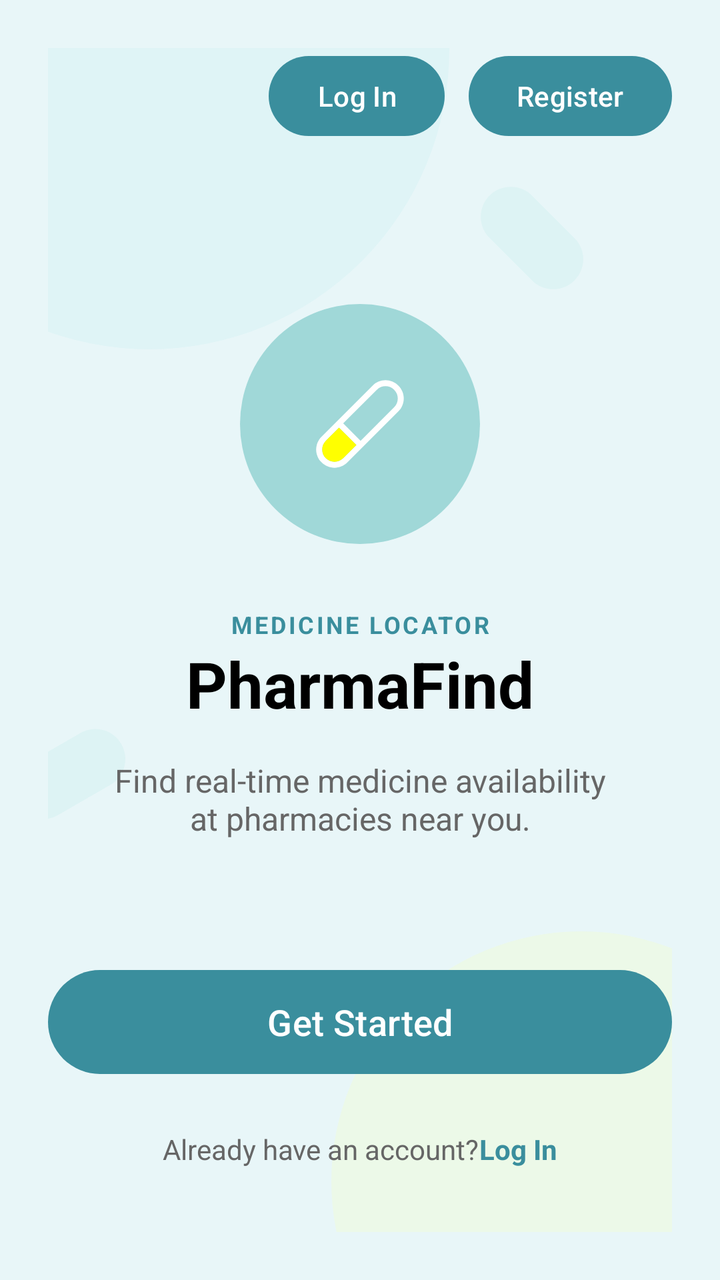
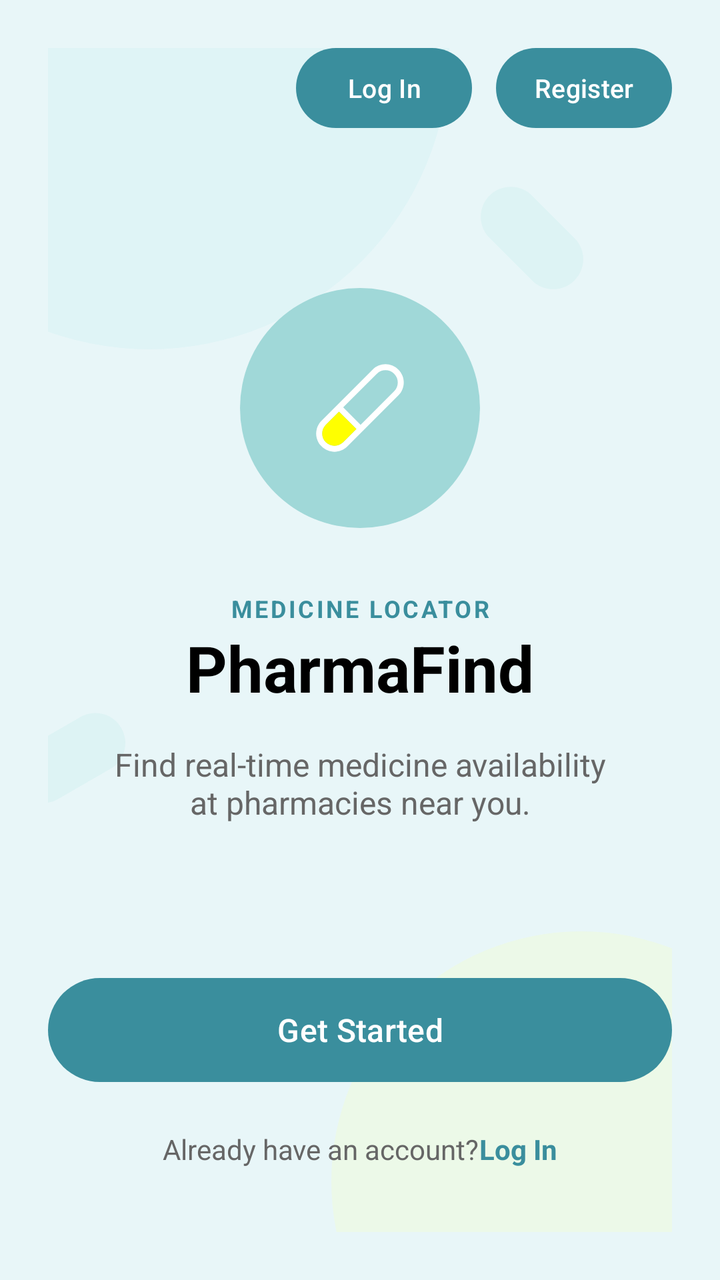

The first picture is an Android layout as it rendered before a commit; the second is the same layout after the commit. The layout source and the unified diff follow.
<!-- AndroidManifest.xml: application theme Theme.PharmaFind -->
<!-- res/layout/activity_main.xml -->
<?xml version="1.0" encoding="utf-8"?>
<androidx.constraintlayout.widget.ConstraintLayout xmlns:android="http://schemas.android.com/apk/res/android"
    xmlns:app="http://schemas.android.com/apk/res-auto"
    xmlns:tools="http://schemas.android.com/tools"
    android:id="@+id/main"
    android:layout_width="match_parent"
    android:layout_height="match_parent"
    android:background="@color/background_light"
    android:padding="24dp"
    tools:context=".MainActivity">

    

    <View
        android:layout_width="300dp"
        android:layout_height="300dp"
        android:background="@drawable/circle_background"
        android:backgroundTint="#DFF4F6"
        android:layout_marginTop="-150dp"
        android:layout_marginStart="-100dp"
        app:layout_constraintTop_toTopOf="parent"
        app:layout_constraintStart_toStartOf="parent" />
    <View
        android:layout_width="250dp"
        android:layout_height="250dp"
        android:background="@drawable/circle_background"
        android:backgroundTint="#ECF9E8"
        android:layout_marginBottom="-100dp"
        android:layout_marginEnd="-80dp"
        app:layout_constraintBottom_toBottomOf="parent"
        app:layout_constraintEnd_toEndOf="parent" />

    <ImageView
        android:layout_width="60dp"
        android:layout_height="30dp"
        android:layout_marginTop="80dp"
        android:layout_marginEnd="40dp"
        android:rotation="45"
        android:src="@drawable/decorative_pill"
        android:alpha="0.5"
        android:contentDescription="@null"
        app:layout_constraintTop_toTopOf="parent"
        app:layout_constraintEnd_toEndOf="parent" />

    <ImageView
        android:layout_width="60dp"
        android:layout_height="30dp"
        android:layout_marginTop="100dp"
        android:layout_marginStart="-20dp"
        android:rotation="-30"
        android:src="@drawable/decorative_pill"
        android:alpha="0.5"
        android:contentDescription="@null"
        app:layout_constraintTop_toBottomOf="@id/ivLogo"
        app:layout_constraintStart_toStartOf="parent" />

    
    <com.google.android.material.button.MaterialButton
        android:id="@+id/btnRegister"
        android:layout_width="wrap_content"
        android:layout_height="wrap_content"
        android:text="@string/register"
        android:textAllCaps="false"
        android:textColor="@color/white"
        app:cornerRadius="20dp"
        app:backgroundTint="@color/primary_teal"
        app:layout_constraintTop_toTopOf="parent"
        app:layout_constraintEnd_toEndOf="parent" />

    <com.google.android.material.button.MaterialButton
        android:id="@+id/btnLoginTop"
        android:layout_width="wrap_content"
        android:layout_height="wrap_content"
        android:text="@string/log_in"
        android:textAllCaps="false"
        android:textColor="@color/white"
        android:layout_marginEnd="12dp"
        app:cornerRadius="20dp"
        app:backgroundTint="@color/primary_teal"
        app:layout_constraintTop_toTopOf="@+id/btnRegister"
        app:layout_constraintBottom_toBottomOf="@+id/btnRegister"
        app:layout_constraintEnd_toStartOf="@+id/btnRegister" />

    
    <ImageView
        android:id="@+id/ivLogo"
        android:layout_width="120dp"
        android:layout_height="120dp"
        android:layout_marginTop="80dp"
        android:src="@drawable/ic_pill_placeholder"
        android:contentDescription="@string/logo_description"
        app:layout_constraintTop_toBottomOf="@id/btnRegister"
        app:layout_constraintStart_toStartOf="parent"
        app:layout_constraintEnd_toEndOf="parent"
        android:background="@drawable/circle_background"
        android:padding="24dp" />

    
    <TextView
        android:id="@+id/tvSubtitle"
        android:layout_width="wrap_content"
        android:layout_height="wrap_content"
        android:layout_marginTop="32dp"
        android:text="@string/medicine_locator"
        android:textColor="@color/primary_teal"
        android:letterSpacing="0.1"
        android:textSize="12sp"
        android:textStyle="bold"
        app:layout_constraintTop_toBottomOf="@id/ivLogo"
        app:layout_constraintStart_toStartOf="parent"
        app:layout_constraintEnd_toEndOf="parent" />

    <TextView
        android:id="@+id/tvTitle"
        android:layout_width="wrap_content"
        android:layout_height="wrap_content"
        android:text="@string/pharma_find"
        android:textColor="@color/black"
        android:textSize="32sp"
        android:textStyle="bold"
        app:layout_constraintTop_toBottomOf="@id/tvSubtitle"
        app:layout_constraintStart_toStartOf="parent"
        app:layout_constraintEnd_toEndOf="parent" />

    <TextView
        android:id="@+id/tvDescription"
        android:layout_width="0dp"
        android:layout_height="wrap_content"
        android:layout_marginTop="16dp"
        android:gravity="center"
        android:text="@string/description"
        android:textColor="@color/text_gray"
        android:textSize="16sp"
        app:layout_constraintTop_toBottomOf="@id/tvTitle"
        app:layout_constraintStart_toStartOf="parent"
        app:layout_constraintEnd_toEndOf="parent"
        android:layout_marginHorizontal="32dp" />

    
    <com.google.android.material.button.MaterialButton
        android:id="@+id/btnGetStarted"
        android:layout_width="match_parent"
        android:layout_height="60dp"
        android:layout_marginBottom="24dp"
        android:text="@string/get_started"
        android:textAllCaps="false"
        android:textSize="18sp"
        app:cornerRadius="30dp"
        app:backgroundTint="@color/primary_teal"
        app:layout_constraintBottom_toTopOf="@id/llFooter" />

    <LinearLayout
        android:id="@+id/llFooter"
        android:layout_width="wrap_content"
        android:layout_height="wrap_content"
        android:orientation="horizontal"
        android:layout_marginBottom="32dp"
        app:layout_constraintBottom_toBottomOf="parent"
        app:layout_constraintStart_toStartOf="parent"
        app:layout_constraintEnd_toEndOf="parent">

        <TextView
            android:layout_width="wrap_content"
            android:layout_height="wrap_content"
            android:text="@string/already_have_account"
            android:textColor="@color/text_gray" />

        <TextView
            android:id="@+id/tvLoginBottom"
            android:layout_width="wrap_content"
            android:layout_height="wrap_content"
            android:text="@string/log_in"
            android:textColor="@color/primary_teal"
            android:textStyle="bold" />
    </LinearLayout>

</androidx.constraintlayout.widget.ConstraintLayout>
<!-- resources referenced by this layout -->
<resources>
  <color name="background_light">#E8F6F8</color>
  <color name="black">#FF000000</color>
  <color name="primary_teal">#3A8E9D</color>
  <color name="text_gray">#666666</color>
  <color name="white">#FFFFFFFF</color>
  <!-- drawable circle_background (drawable) -->
  <?xml version="1.0" encoding="utf-8"?>
  <shape xmlns:android="http://schemas.android.com/apk/res/android"
      android:shape="oval">
      <solid android:color="#A0D8D8" />
  </shape>
  <!-- drawable decorative_pill (drawable) -->
  <?xml version="1.0" encoding="utf-8"?>
  <shape xmlns:android="http://schemas.android.com/apk/res/android">
      <corners android:radius="50dp" />
      <solid android:color="#D0EFEF" />
  </shape>
  <!-- drawable ic_pill_placeholder (drawable) -->
  <vector xmlns:android="http://schemas.android.com/apk/res/android"
      android:width="24dp"
      android:height="24dp"
      android:viewportWidth="24"
      android:viewportHeight="24">
      <path
          android:fillColor="#FFFFFF"
          android:pathData="M18.4,5.6C17.2,4.4 15.3,4.4 14.1,5.6L5.6,14.1C4.4,15.3 4.4,17.2 5.6,18.4C6.8,19.6 8.7,19.6 9.9,18.4L18.4,9.9C19.6,8.7 19.6,6.8 18.4,5.6ZM9.2,17.7C8.4,18.5 7.1,18.5 6.3,17.7C5.5,16.9 5.5,15.6 6.3,14.8L8.5,12.6L11.4,15.5L9.2,17.7ZM17.7,9.2L12.1,14.8L9.2,11.9L14.8,6.3C15.6,5.5 16.9,5.5 17.7,6.3C18.5,7.1 18.5,8.4 17.7,9.2Z" />
      <path
          android:fillColor="#FFFF00"
          android:pathData="M9.2,17.7C8.4,18.5 7.1,18.5 6.3,17.7C5.5,16.9 5.5,15.6 6.3,14.8L8.5,12.6L11.4,15.5L9.2,17.7Z" />
  </vector>
  <string name="already_have_account">Already have an account? </string>
  <string name="description">Find real-time medicine availability at pharmacies near you.</string>
  <string name="get_started">Get Started</string>
  <string name="log_in">Log In</string>
  <string name="logo_description">PharmaFind Logo</string>
  <string name="medicine_locator">MEDICINE LOCATOR</string>
  <string name="pharma_find">PharmaFind</string>
  <string name="register">Register</string>
  <style name="Base.Theme.PharmaFind" parent="Theme.Material3.Light.NoActionBar">
          <item name="android:forceDarkAllowed" tools:targetApi="q">false</item>
          
          
      </style>
  <color name="teal_container">#D6EEF1</color>
  <color name="primary_dark">#1F6371</color>
  <color name="on_surface">#1B1F21</color>
  <color name="surface_variant">#E3EBEC</color>
  <color name="on_surface_variant">#3F484A</color>
  <color name="outline">#6F797A</color>
  <color name="surface_container_low">#F4F8F8</color>
  <color name="surface_container">#EEF3F4</color>
  <color name="surface_container_high">#E8EEEF</color>
  <color name="surface_container_highest">#E2E9EA</color>
  <!-- unchanged entries left out for length: 1 -->
</resources>

<!-- the commit's change to res/layout/activity_main.xml (unified diff, before → after) -->
@@ -56,27 +56,19 @@
 
     
     <com.google.android.material.button.MaterialButton
+        style="@style/Widget.PharmaFind.Button.Small.Filled"
         android:id="@+id/btnRegister"
         android:layout_width="wrap_content"
-        android:layout_height="wrap_content"
         android:text="@string/register"
-        android:textAllCaps="false"
-        android:textColor="@color/white"
-        app:cornerRadius="20dp"
-        app:backgroundTint="@color/primary_teal"
         app:layout_constraintTop_toTopOf="parent"
         app:layout_constraintEnd_toEndOf="parent" />
 
     <com.google.android.material.button.MaterialButton
+        style="@style/Widget.PharmaFind.Button.Small.Filled"
         android:id="@+id/btnLoginTop"
         android:layout_width="wrap_content"
-        android:layout_height="wrap_content"
         android:text="@string/log_in"
-        android:textAllCaps="false"
-        android:textColor="@color/white"
         android:layout_marginEnd="12dp"
-        app:cornerRadius="20dp"
-        app:backgroundTint="@color/primary_teal"
         app:layout_constraintTop_toTopOf="@+id/btnRegister"
         app:layout_constraintBottom_toBottomOf="@+id/btnRegister"
         app:layout_constraintEnd_toStartOf="@+id/btnRegister" />
@@ -138,15 +130,11 @@
 
     
     <com.google.android.material.button.MaterialButton
+        style="@style/Widget.PharmaFind.Button"
         android:id="@+id/btnGetStarted"
         android:layout_width="match_parent"
-        android:layout_height="60dp"
         android:layout_marginBottom="24dp"
         android:text="@string/get_started"
-        android:textAllCaps="false"
-        android:textSize="18sp"
-        app:cornerRadius="30dp"
-        app:backgroundTint="@color/primary_teal"
         app:layout_constraintBottom_toTopOf="@id/llFooter" />
 
     <LinearLayout
<!-- resource entries referenced after the edit -->
@@ -38,6 +38,28 @@
   <string name="medicine_locator">MEDICINE LOCATOR</string>
   <string name="pharma_find">PharmaFind</string>
   <string name="register">Register</string>
+  <style name="Widget.PharmaFind.Button" parent="Widget.Material3.Button">
+          <item name="android:layout_height">52dp</item>
+          <item name="android:insetTop">0dp</item>
+          <item name="android:insetBottom">0dp</item>
+          <item name="cornerRadius">26dp</item>
+          <item name="backgroundTint">@color/primary_teal</item>
+          <item name="android:textColor">@color/white</item>
+          <item name="android:textSize">16sp</item>
+          <item name="android:textAllCaps">false</item>
+      </style>
+  <style name="Widget.PharmaFind.Button.Small.Filled" parent="Widget.Material3.Button">
+          <item name="android:layout_height">40dp</item>
+          <item name="android:insetTop">0dp</item>
+          <item name="android:insetBottom">0dp</item>
+          <item name="android:paddingStart">16dp</item>
+          <item name="android:paddingEnd">16dp</item>
+          <item name="cornerRadius">20dp</item>
+          <item name="backgroundTint">@color/primary_teal</item>
+          <item name="android:textColor">@color/white</item>
+          <item name="android:textSize">13sp</item>
+          <item name="android:textAllCaps">false</item>
+      </style>
   <style name="Base.Theme.PharmaFind" parent="Theme.Material3.Light.NoActionBar">
           <item name="android:forceDarkAllowed" tools:targetApi="q">false</item>
           
